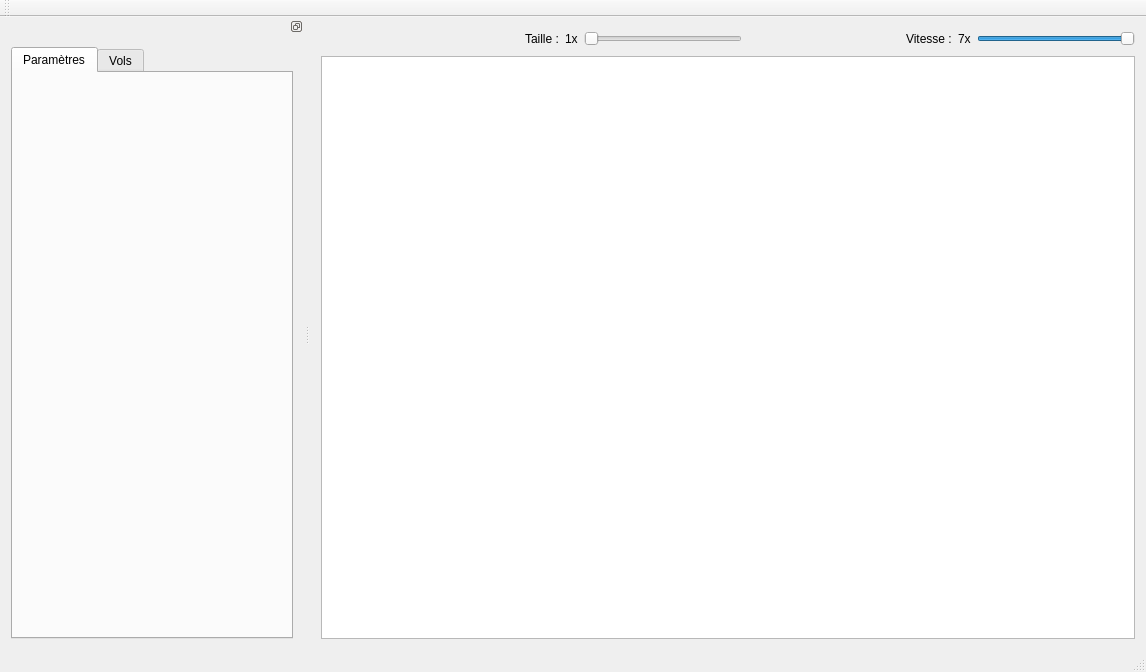
Old version of the form rsase/SGBag/ui/fenetreprincipale.ui in the repository padenot/usdp.
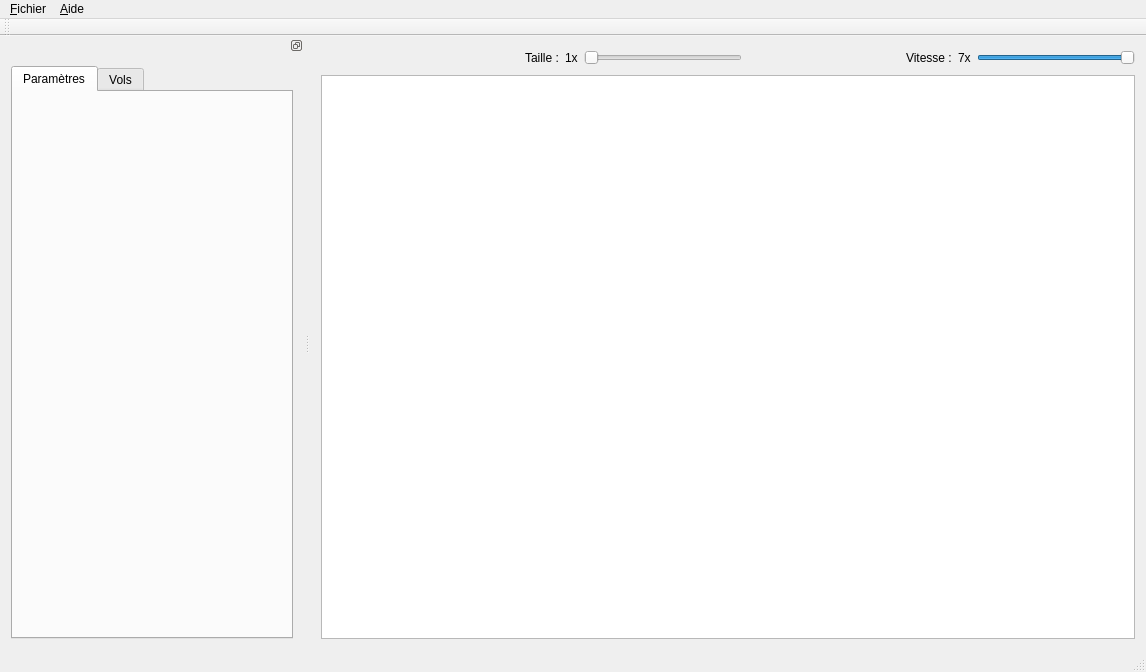
New version of the form. Icons and pictures are not drawn.

Commit message: Ajout menus à la con, mais pas que

```diff
--- a/rsase/SGBag/ui/fenetreprincipale.ui
+++ b/rsase/SGBag/ui/fenetreprincipale.ui
@@ -141,6 +141,22 @@
      <height>21</height>
     </rect>
    </property>
+   <widget class="QMenu" name="menu_Fichier">
+    <property name="title">
+     <string>&amp;Fichier</string>
+    </property>
+    <addaction name="action_Changer_de_circuit"/>
+    <addaction name="actionQuitter"/>
+   </widget>
+   <widget class="QMenu" name="menu_propos">
+    <property name="title">
+     <string>&amp;Aide</string>
+    </property>
+    <addaction name="action_propos"/>
+    <addaction name="action_propos_de_Qt"/>
+   </widget>
+   <addaction name="menu_Fichier"/>
+   <addaction name="menu_propos"/>
   </widget>
   <widget class="QToolBar" name="mainToolBar">
    <attribute name="toolBarArea">
```
Left out of the diff: 20 changed lines with no effect on the pictures. The commit also changes 7 other files.
